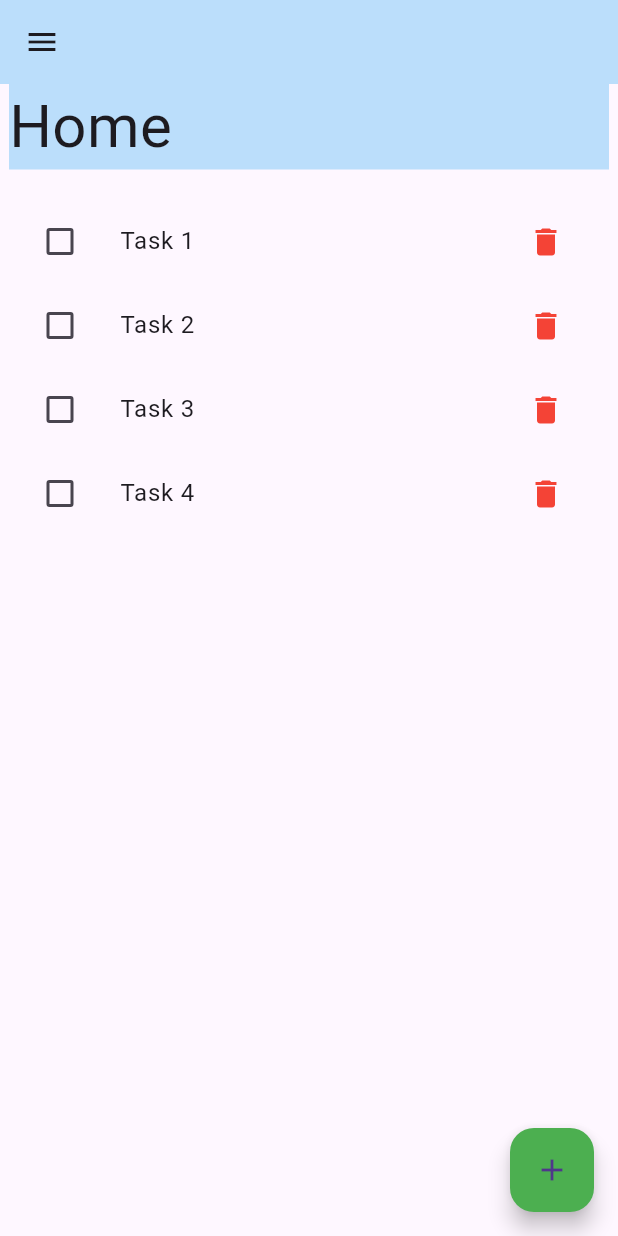
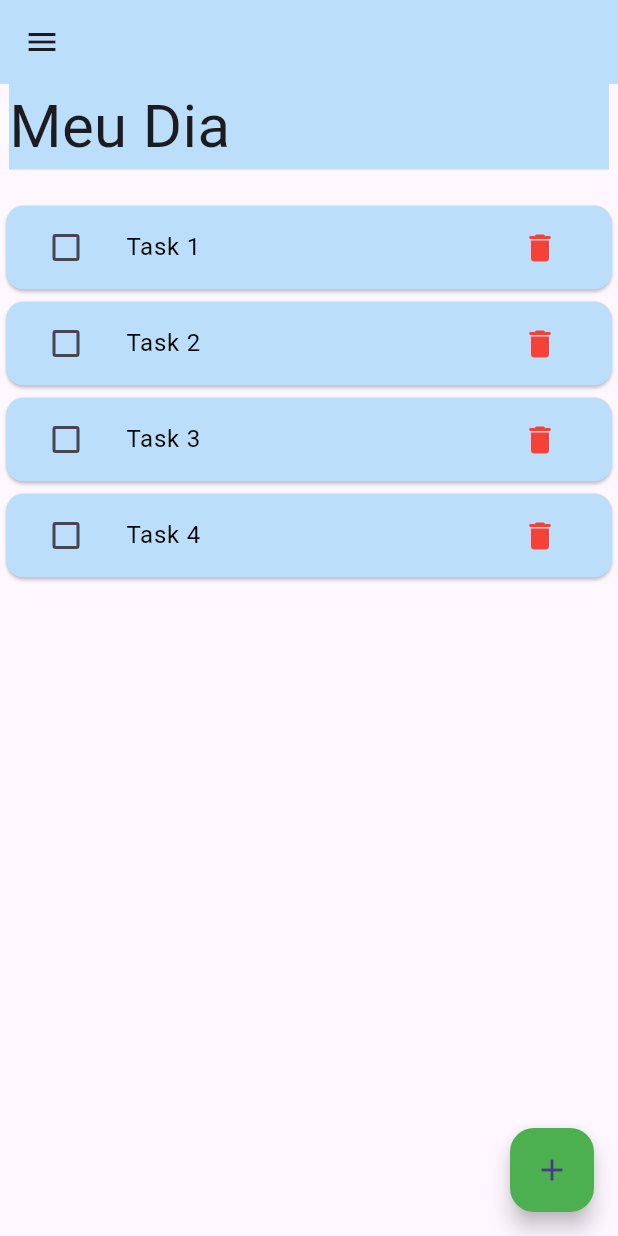
Before and after one commit to nawanksan/lista-de-tarefas, a Flutter app: the screen it shows after launch, on a phone screen of 412 x 824 dp. Run offline on Flutter 3.47's test engine with Material 3 defaults, Android fonts, the phone set to English and light mode, and no system bars.

Commit message:
interface ajeitada e função adicionda

```diff
--- a/lib/main.dart
+++ b/lib/main.dart
@@ -1,5 +1,6 @@
 import 'package:flutter/material.dart';
 import 'package:trabalhotarefas2/Perfil.dart';
+import 'package:trabalhotarefas2/showDetalhes.dart';
 
 void main() {
   runApp(const MyApp());
@@ -68,7 +69,8 @@
                 child: const Text('Ok'))
           ],
         );
-        });
+      },
+    );
   }
 
   @override
@@ -106,7 +108,7 @@
               color: Colors.blue.shade100,
               width: 400,
               child: const Text(
-                'Home',
+                'Meu Dia',
                 style: TextStyle(fontSize: 40),
               ),
             ),
@@ -115,10 +117,14 @@
             ),
             //Expanded serve para fazer seus filhos preencher o espaço disponivel
             Expanded(
+
               child: ListView.builder(
+
                 itemCount: tasks.length,
                 itemBuilder: (context, index) {
-                  return ListTile(
+                  return Card(
+                    color: Colors.blue.shade100,
+                    child: ListTile(
                       leading: Checkbox(
                         value: taskStatus[index],
                         onChanged: (newValue) {
@@ -128,12 +134,31 @@
                           });
                         },
                       ),
-                    title: Text(tasks[index]),
+                      title: GestureDetector(
+                        onTap: () {
+                          Navigator.push(
+                            context,
+                            MaterialPageRoute(
+                              builder: (context) => ShowDetalhes(
+                                taskName: tasks[index],
+                                taskStatus: taskStatus[index],
+                              ),
+                            ),
+                          );
+                        },
+                        child: Text(tasks[index],style: TextStyle(color: taskStatus[index]? Colors.grey : Colors.black, decoration: taskStatus[index] ? TextDecoration.lineThrough : null,),),
+                      ),
+
+                      // title: Text(tasks[index]),
                       trailing: IconButton(
-                      icon: Icon(Icons.delete,color: Colors.red,),
+                        icon: const Icon(
+                          Icons.delete,
+                          color: Colors.red,
+                        ),
                         onPressed: () {
                           _removeTask(index);
                         },
+                      ),
                     ),
                   );
                 },
```
Also changed, not shown: lib/showDetalhes.dart (added, +38 -0 lines). Lines whose indentation alone changed are shown as unchanged.
